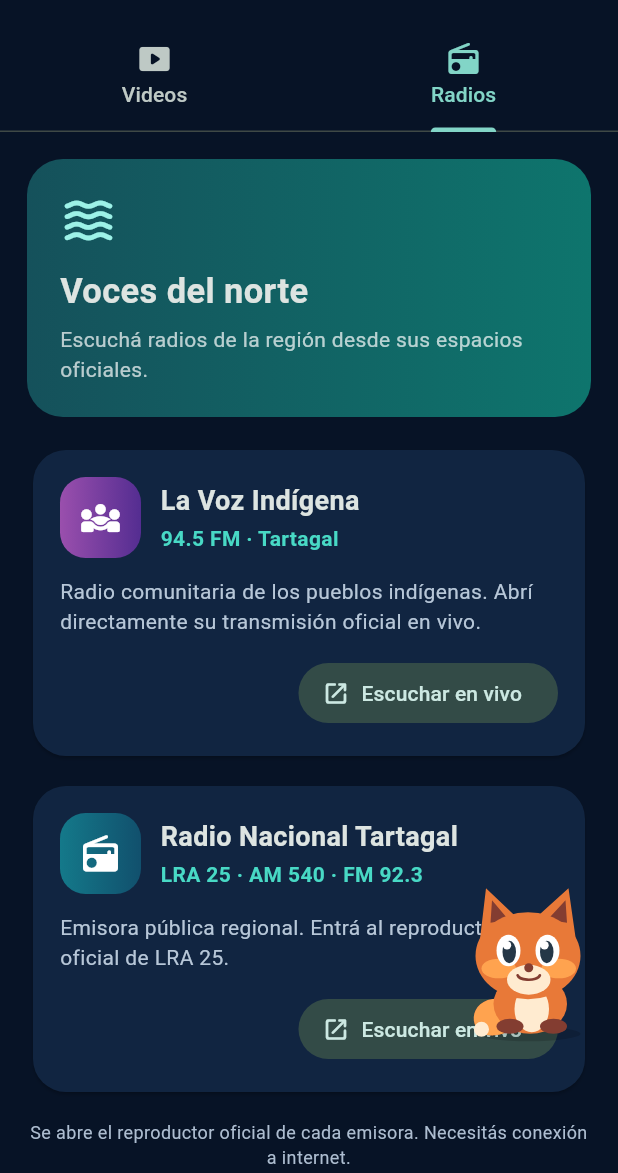
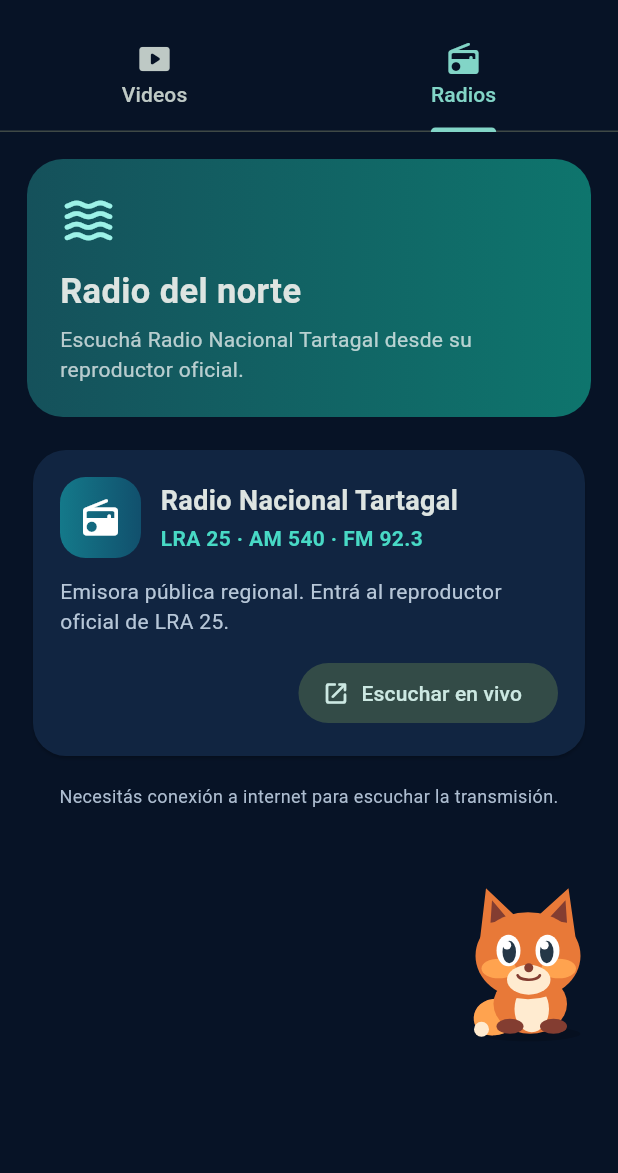
Before and after one commit to Leonardo1991231/duolingo-wichi, a Flutter app: the PantallaComunidad screen opened directly, on a phone screen of 412 x 824 dp, the part 63-1236 px from its top. Run offline on Flutter 3.47's test engine with Material 3 defaults, Android fonts, the phone set to English and light mode, and no system bars; our stand-ins replace audioplayers, cloud_firestore, firebase_auth, firebase_core, google_sign_in, image_picker and 1 more; missing offline and left inert: record; accounts and stored records are empty.

Commit message:
Deja solo la radio Nacional Tartagal

```diff
--- a/lib/screens/pantalla_comunidad.dart
+++ b/lib/screens/pantalla_comunidad.dart
@@ -302,22 +302,12 @@ class _RadiosLocales extends StatelessWidget {
             child: const Column(crossAxisAlignment: CrossAxisAlignment.start, children: [
               Icon(Icons.waves_rounded, size: 38, color: Color(0xFF9DF2E8)),
               SizedBox(height: 12),
-              Text('Voces del norte', style: TextStyle(fontSize: 23, fontWeight: FontWeight.bold)),
+              Text('Radio del norte', style: TextStyle(fontSize: 23, fontWeight: FontWeight.bold)),
               SizedBox(height: 5),
-              Text('Escuchá radios de la región desde sus espacios oficiales.', style: TextStyle(color: Colors.white70)),
+              Text('Escuchá Radio Nacional Tartagal desde su reproductor oficial.', style: TextStyle(color: Colors.white70)),
             ]),
           ),
           const SizedBox(height: 18),
-          _RadioCard(
-            nombre: 'La Voz Indígena',
-            frecuencia: '94.5 FM · Tartagal',
-            descripcion: 'Radio comunitaria de los pueblos indígenas. Abrí directamente su transmisión oficial en vivo.',
-            icono: Icons.diversity_3_rounded,
-            colores: const [Color(0xFF9A4FAD), Color(0xFF542D91)],
-            boton: 'Escuchar en vivo',
-            onTap: () => _abrir(context, 'https://www.youtube.com/@lavozindigenaradio/live'),
-          ),
-          const SizedBox(height: 12),
           _RadioCard(
             nombre: 'Radio Nacional Tartagal',
             frecuencia: 'LRA 25 · AM 540 · FM 92.3',
@@ -328,7 +318,7 @@ class _RadiosLocales extends StatelessWidget {
             onTap: () => _abrir(context, 'https://www.radionacional.com.ar/reproductor/reproductor_lra25_n2.php'),
           ),
           const SizedBox(height: 14),
-          const Text('Se abre el reproductor oficial de cada emisora. Necesitás conexión a internet.', textAlign: TextAlign.center, style: TextStyle(color: Color(0xFFADBDD0), fontSize: 12)),
+          const Text('Necesitás conexión a internet para escuchar la transmisión.', textAlign: TextAlign.center, style: TextStyle(color: Color(0xFFADBDD0), fontSize: 12)),
         ],
       );
 }
```
